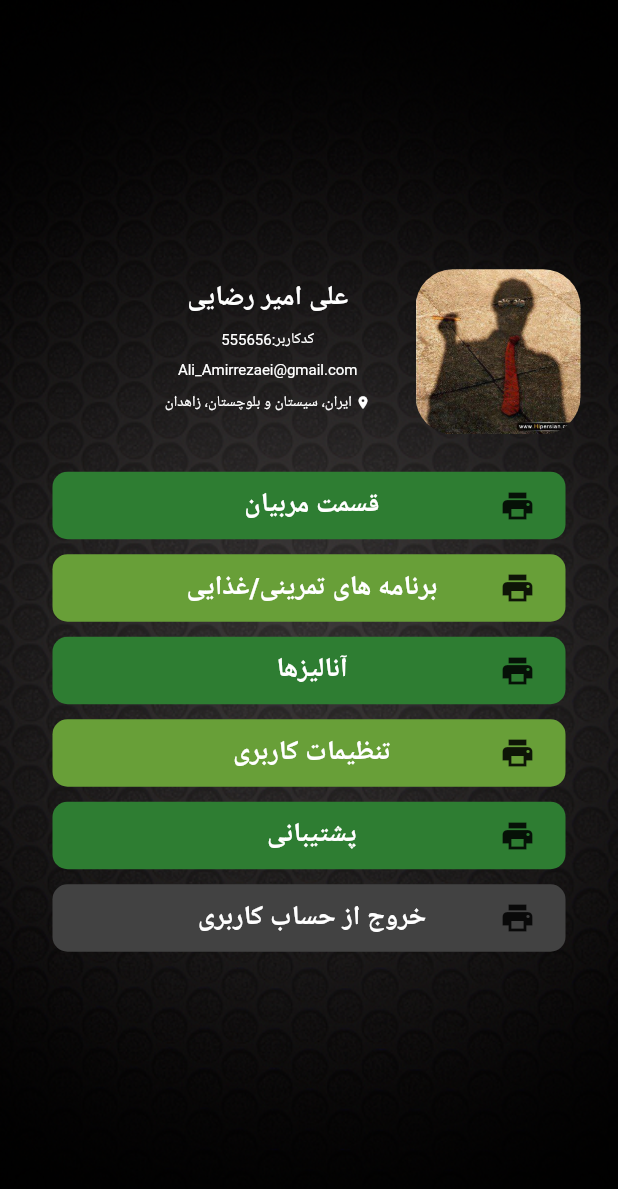
After one commit to HosseinAsadi/ArtMan, a Flutter app: the Membership screen opened by its route, after a tap on "ورود به پنل کاربری", on a phone screen of 412 x 824 dp. The commit adds this screen. Shown: the top 1189 px of the screen. Run offline on Flutter 3.47's test engine with Material 2 defaults, Android fonts, the phone set to English and light mode, and no system bars.

Commit message:
screen profile (page 14 of pdf) and modify screen  membership

```diff
--- a/lib/components/custom-checkbox.dart
+++ b/lib/components/custom-checkbox.dart
@@ -27,7 +27,7 @@ class CC extends State<CustomCheckbox> {
   bool get boolValue => _boolValue;
 
   Widget checkbox(bool value) => Container(
-        margin: EdgeInsets.only(top: 15, left: 16, right: 16),
+        margin: EdgeInsets.only(top: 15, left: 25, right: 25),
         child: Row(
           mainAxisAlignment: MainAxisAlignment.start,
           children: <Widget>[
--- /dev/null
+++ b/lib/components/profile-button.dart
@@ -0,0 +1,59 @@
+import 'package:flutter/material.dart';
+
+class ProfileButton extends StatefulWidget{
+  String _text, _navigatorPush;
+  IconData _icon;
+  Color _color;
+
+  ProfileButton(this._text, this._icon, this._color, this._navigatorPush);
+
+  @override
+  State<StatefulWidget> createState() {
+    // TODO: implement createState
+    return PB(this._text, this._icon, this._color, this._navigatorPush);
+  }
+
+}
+
+class PB extends State<ProfileButton>{
+  String _text, _navigatorPush;
+  IconData _icon;
+  Color _color;
+
+  PB(this._text, this._icon, this._color, this._navigatorPush);
+  @override
+  Widget build(BuildContext context) {
+    // TODO: implement build
+    return GestureDetector(
+      child: Container(
+        margin: EdgeInsets.only(bottom: 10, left: 35, right: 35),
+        padding: EdgeInsets.only(left: 20, right: 20, bottom: 10, top: 10),
+        decoration: BoxDecoration(
+          color: _color,
+          borderRadius: BorderRadius.circular(10)
+        ),
+        child: Row(
+          children: <Widget>[
+            Icon(_icon),
+            Container(
+              alignment: Alignment(0, 0),
+              width: 250,
+              child: Text(_text,
+                style: TextStyle(color: Colors.white,
+                  fontSize: 18,
+                  fontWeight: FontWeight.bold
+                ),
+              ),
+            )
+          ],
+        ),
+      ),
+      onTap: (){
+        setState(() {
+
+        });
+      },
+    );
+  }
+
+}
--- /dev/null
+++ b/lib/components/top-profile-info.dart
@@ -0,0 +1,54 @@
+import 'package:flutter/material.dart';
+
+class TopProfile extends StatelessWidget{
+  @override
+  Widget build(BuildContext context) {
+    // TODO: implement build
+    return Container(
+      margin: EdgeInsets.only(left: 25, right: 25, bottom: 25),
+      child: Row(
+        children: <Widget>[
+          ClipRRect(
+              child:  Image.asset('assets/images/p.jpg', width: 110, height: 110),
+              borderRadius: BorderRadius.circular(25),
+            ),
+          Column(
+            mainAxisAlignment: MainAxisAlignment.center,
+            children: <Widget>[
+              Container(
+                margin: EdgeInsets.only(right: 30, bottom: 8),
+                child: Text('علی امیر رضایی',
+                  style: TextStyle(color: Colors.white, fontWeight: FontWeight.bold, fontSize: 18)
+                ),
+              ),
+              Container(
+                margin: EdgeInsets.only(right: 30, bottom: 8),
+                child: Text('کدکاربر:555656',
+                    style: TextStyle(color: Colors.white, fontSize: 10)
+                ),
+              ),
+              Container(
+                margin: EdgeInsets.only(right: 30, bottom: 8),
+                child: Text('Ali_Amirrezaei@gmail.com',
+                    style: TextStyle(color: Colors.white, fontSize: 10)
+                ),
+              ),
+              Container(
+                margin: EdgeInsets.only(right: 30, bottom: 8),
+                child: Row(
+                  children: <Widget>[
+                    Icon(Icons.location_on, color: Colors.white,size: 10),
+                    Text(' ایران، سیستان و بلوچستان، زاهدان',
+                        style: TextStyle(color: Colors.white, fontSize: 10)
+                    ),
+                  ],
+                )
+              ),
+            ],
+          )
+        ],
+      ),
+    );
+  }
+
+}
--- a/lib/main.dart
+++ b/lib/main.dart
@@ -7,6 +7,7 @@ import 'screens/register.dart';
 import 'screens/sms-verify.dart';
 import 'screens/monthly-payment.dart';
 import 'screens/membership.dart';
+import 'screens/profile.dart';
 
 void main() => runApp(MyApp());
 
@@ -25,6 +26,7 @@ class MyApp extends StatelessWidget {
         Locale("fa", "IR"), // OR Locale('ar', 'AE') OR Other RTL locales
       ],
       locale: Locale("fa", "IR"),
+
       title: 'Art Man Project',
       initialRoute: '/',
       routes: {
@@ -34,6 +36,7 @@ class MyApp extends StatelessWidget {
         '/sms-verify': (BuildContext context) => SMSVerify(),
         '/monthly-payment': (BuildContext context) => MonthlyPayment(),
         '/membership': (BuildContext context) => Membership(),
+        '/profile': (BuildContext context) => Profile(),
       },
     );
   }
--- a/lib/screens/membership.dart
+++ b/lib/screens/membership.dart
@@ -35,39 +35,34 @@ class M extends State<Membership> {
 
   Widget body() => ListView(
         shrinkWrap: true,
-        children: <Widget>[
-          title(),
-          bText(),
-          _cc,
-          button()
-        ],
+        children: <Widget>[title(), bText(), _cc, button()],
       );
 
   Widget title() => Container(
         child: Text(
           "عضویت شما فعال گردیده است...",
-          style: TextStyle(fontWeight: FontWeight.bold, fontSize: 30),
+          style: TextStyle(fontWeight: FontWeight.bold, fontSize: 25),
         ),
         decoration: BoxDecoration(
             color: Colors.white, borderRadius: BorderRadius.circular(30)),
-        height: 60,
+        height: 50,
         alignment: Alignment(0, 0),
-        margin: EdgeInsets.only(left: 16, right: 16, bottom: 30),
+        margin: EdgeInsets.only(left: 25, right: 25, bottom: 30)
       );
 
   Widget bText() => Padding(
-        padding: EdgeInsets.only(left: 16, right: 16),
+        padding: EdgeInsets.only(left: 25, right: 25),
         child: Text(
           Strings.TEXTOFMEMBERSHIP,
-          style: TextStyle(color: Colors.white, fontSize: 18),
+          style: TextStyle(color: Colors.white, fontSize: 15),
           textAlign: TextAlign.center,
         ),
       );
 
   Widget button() => GestureDetector(
-    child: CustomButton("ورود به پنل کاربری"),
-    onTap: () {
-      Navigator.pushNamed(context, '');
-    },
-  );
+        child: CustomButton("ورود به پنل کاربری"),
+        onTap: () {
+          Navigator.pushNamed(context, '/profile');
+        },
+      );
 }
--- /dev/null
+++ b/lib/screens/profile.dart
@@ -0,0 +1,47 @@
+import 'package:flutter/material.dart';
+import 'package:art_man/components/top-profile-info.dart';
+import 'package:art_man/components/profile-button.dart';
+
+class Profile extends StatefulWidget{
+  @override
+  State<StatefulWidget> createState() {
+    // TODO: implement createState
+    return P();
+  }
+
+}
+
+class P extends State<Profile>{
+  @override
+  Widget build(BuildContext context) {
+    // TODO: implement build
+    return Scaffold(
+      body: setBackground(),
+    );
+  }
+
+  Widget setBackground() => Container(
+    alignment: Alignment(1, 0),
+    decoration: BoxDecoration(
+      image: DecorationImage(
+        image: AssetImage("assets/images/background.png"),
+        fit: BoxFit.cover,
+      ),
+    ),
+    child: body(),
+  );
+
+  Widget body() => ListView(
+    shrinkWrap: true,
+    children: <Widget>[
+      TopProfile(),
+      ProfileButton("قسمت مربیان", Icons.print, Colors.green[800], ''),
+      ProfileButton("برنامه های تمرینی/غذایی", Icons.print, Colors.lightGreen[700], ''),
+      ProfileButton("آنالیزها", Icons.print, Colors.green[800], ''),
+      ProfileButton("تنظیمات کاربری", Icons.print, Colors.lightGreen[700], ''),
+      ProfileButton("پشتیبانی", Icons.print, Colors.green[800], ''),
+      ProfileButton("خروج از حساب کاربری", Icons.print, Colors.grey[800], ''),
+    ],
+  );
+
+}
--- a/pubspec.yaml
+++ b/pubspec.yaml
@@ -46,6 +46,7 @@ flutter:
   assets:
     - assets/images/icon.png
     - assets/images/background.png
+    - assets/images/p.jpg
   #  - images/a_dot_ham.jpeg
 
   # An image asset can refer to one or more resolution-specific "variants", see
```
Also changed, not shown: assets/images/p.jpg (added).
